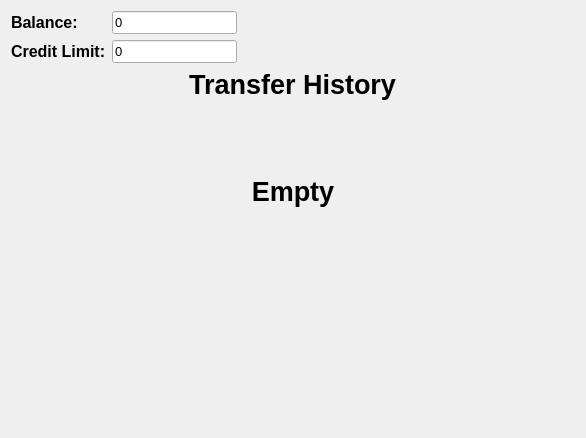
The window that ATM_Shevchenky/transfer_history.ui (mshevcenko/ATM_Shevchenky) describes before a commit, drawn with Qt 5.
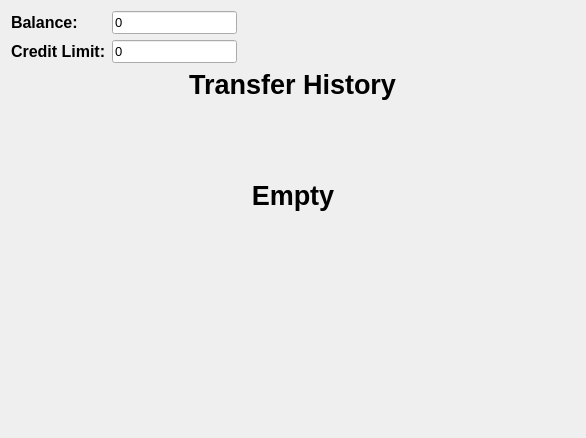
The same window after the commit. Icons and pictures are not drawn. Custom widgets are drawn as their Qt base class.

Patch:
```diff
--- a/ATM_Shevchenky/transfer_history.ui
+++ b/ATM_Shevchenky/transfer_history.ui
@@ -157,7 +157,7 @@
    <item>
     <widget class="QScrollArea" name="scrollArea">
      <property name="styleSheet">
-      <string notr="true">width: 0;</string>
+      <string notr="true"/>
      </property>
      <property name="frameShape">
       <enum>QFrame::NoFrame</enum>
@@ -193,6 +193,9 @@
           <property name="bottomMargin">
            <number>0</number>
           </property>
+         </layout>
+        </widget>
+       </item>
           <item>
            <widget class="QLabel" name="emptyLabel">
             <property name="sizePolicy">
@@ -213,9 +216,6 @@
             <property name="alignment">
              <set>Qt::AlignCenter</set>
             </property>
-           </widget>
-          </item>
-         </layout>
         </widget>
        </item>
        <item>
```
Lines whose indentation alone changed are shown as unchanged.
